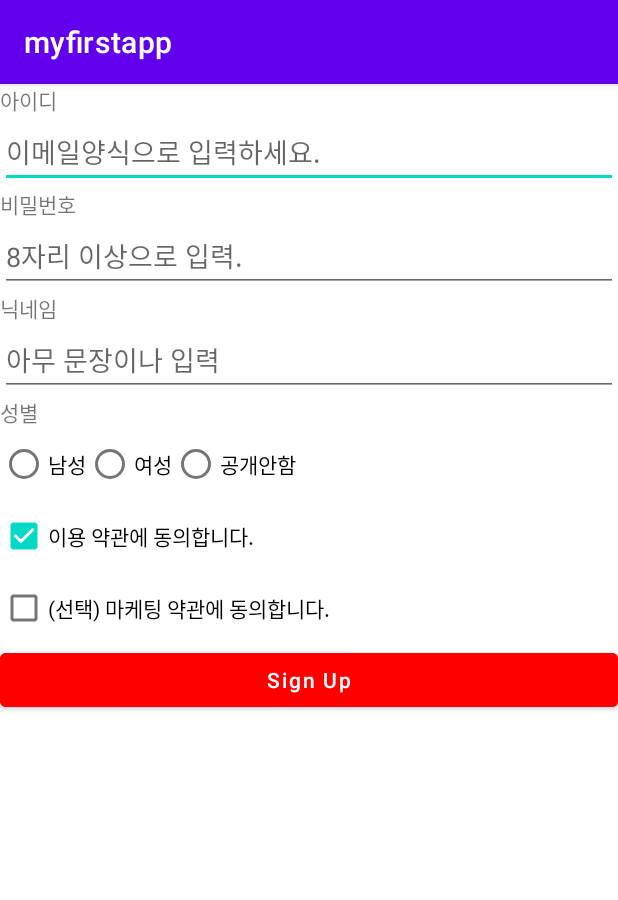
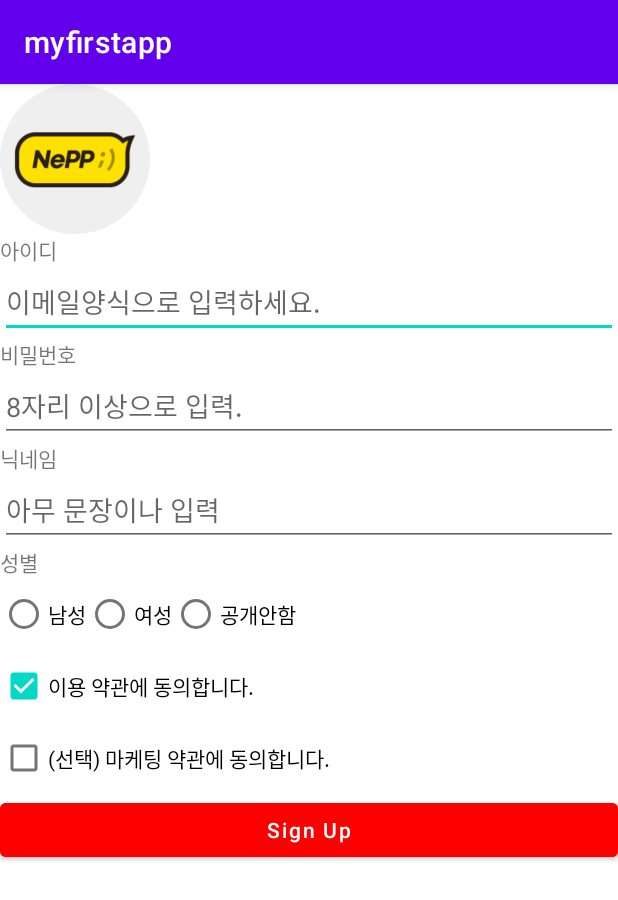
Before and after one commit to LIM-BAEK-SAN/limbs_20220516, an Android app: the screen it shows after launch (MainActivity), on a phone screen of 412 x 824 dp. Shown: the top 900 px of the screen. Run offline under Robolectric (Android 15) with nearby library versions, the phone set to English and light mode, and no system bars.

Commit message:
이미지뷰 체험  - 그림파일 별도 추가

```diff
--- a/app/src/main/res/layout/activity_main.xml
+++ b/app/src/main/res/layout/activity_main.xml
@@ -6,6 +6,12 @@
     android:layout_height="match_parent"
     android:orientation="vertical"
     tools:context=".MainActivity">
+
+    <ImageView
+        android:layout_width="100dp"
+        android:layout_height="100dp"
+        android:src="@drawable/nepp_logo01"
+        android:scaleType="centerCrop"/>
 
     <TextView
         android:layout_width="wrap_content"
```
Also changed, not shown: app/src/main/res/drawable/nepp_logo01.jpg (added).
